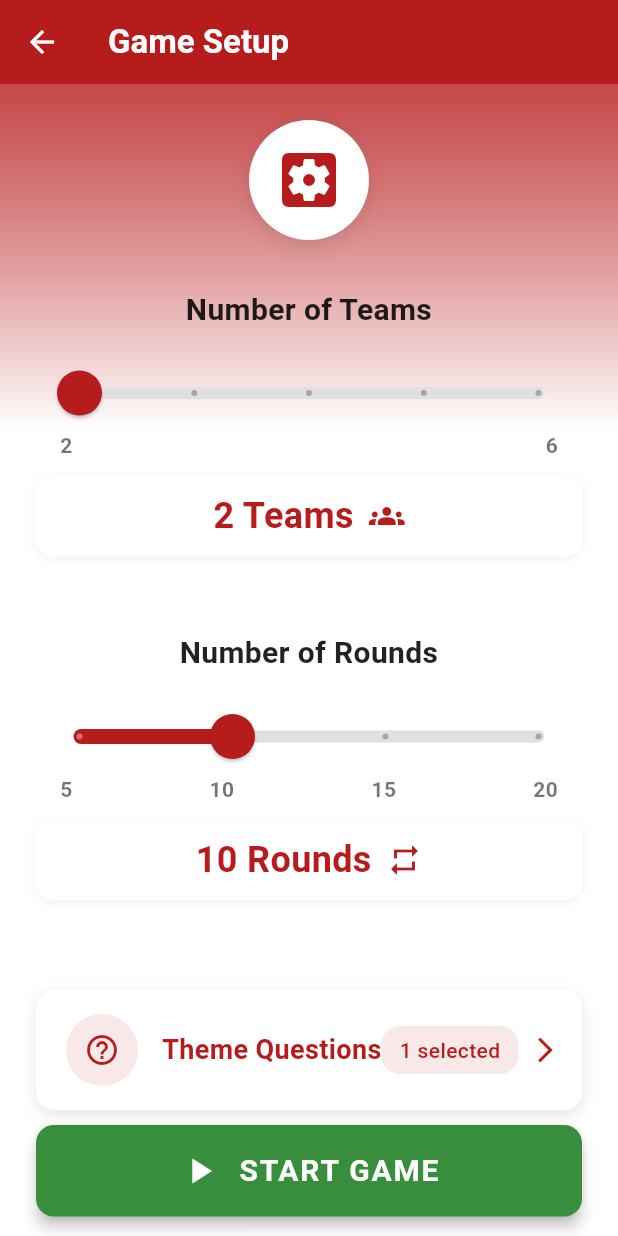
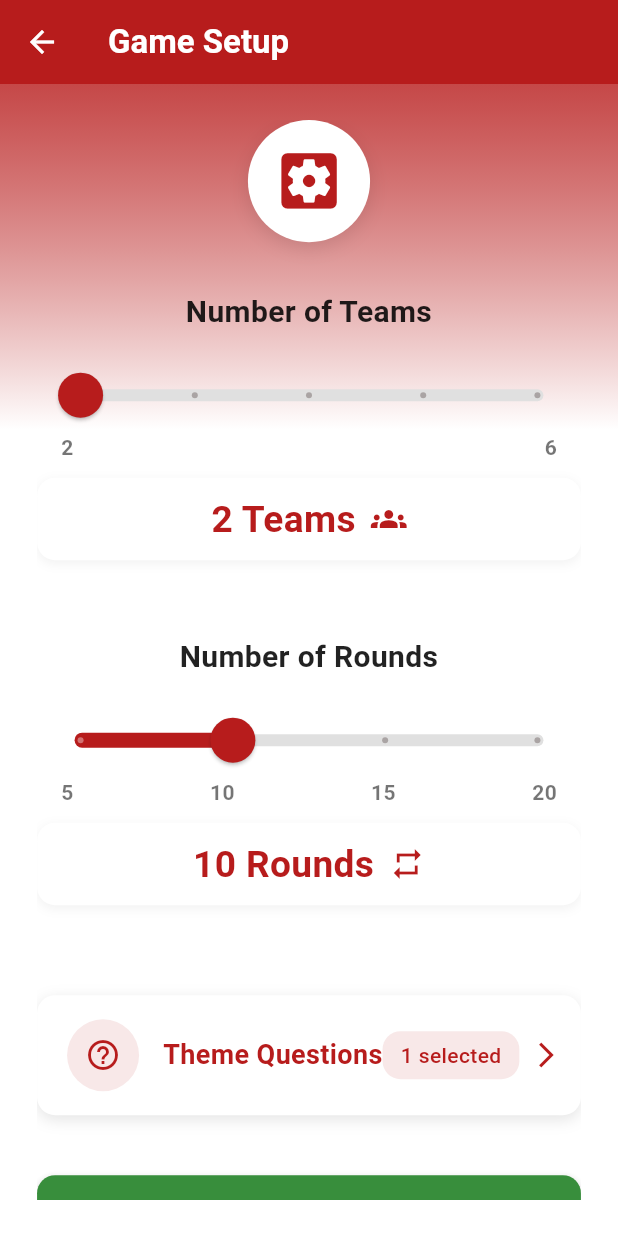
Before and after one commit to Ayoubzzz1/tunifithQuizGame, a Flutter app: the GameSetupScreen screen opened by its route, on a phone screen of 412 x 824 dp. Run offline on Flutter 3.47's test engine with Material 3 defaults, Android fonts, the light colour scheme and no system bars; our stand-ins replace cloud_firestore, firebase_core; accounts and stored records are empty; Roboto replaces fonts that are missing (Poppins).

Commit message:
responsive

```diff
--- a/lib/presentation/screens/Play/game_setup.dart
+++ b/lib/presentation/screens/Play/game_setup.dart
@@ -1,4 +1,3 @@
-// In game_setup.dart
 import 'package:flutter/material.dart';
 import 'slider.dart';
 import 'theme_questions_screen.dart';
@@ -23,6 +22,8 @@ class _GameSetupScreenState extends State<GameSetupScreen> {
 
   @override
   Widget build(BuildContext context) {
+    final screenWidth = MediaQuery.of(context).size.width;
+
     return Scaffold(
       appBar: AppBar(
         backgroundColor: Theme.of(context).primaryColor,
@@ -50,7 +51,11 @@ class _GameSetupScreenState extends State<GameSetupScreen> {
         ),
         child: SafeArea(
           child: Padding(
-            padding: const EdgeInsets.all(24.0),
+            padding: EdgeInsets.symmetric(
+              horizontal: screenWidth * 0.06,
+              vertical: 24,
+            ),
+            child: SingleChildScrollView(
               child: Column(
                 crossAxisAlignment: CrossAxisAlignment.stretch,
                 children: [
@@ -73,7 +78,7 @@ class _GameSetupScreenState extends State<GameSetupScreen> {
                         ),
                         child: Icon(
                           Icons.settings_applications,
-                        size: 48,
+                          size: screenWidth * 0.12,
                           color: Theme.of(context).primaryColor,
                         ),
                       ),
@@ -127,7 +132,7 @@ class _GameSetupScreenState extends State<GameSetupScreen> {
                         Text(
                           '$_numTeams Teams',
                           style: TextStyle(
-                          fontSize: 24,
+                            fontSize: screenWidth * 0.06,
                             fontWeight: FontWeight.bold,
                             color: Theme.of(context).primaryColor,
                           ),
@@ -155,14 +160,13 @@ class _GameSetupScreenState extends State<GameSetupScreen> {
                   ),
                   const SizedBox(height: 16),
 
-                // Rounds slider - updated to step by 5
+                  // Rounds slider
                   SliderWithLabels(
                     value: _numRounds.toDouble(),
                     min: 5,
                     max: 20,
-                  divisions: 3, // Only 4 positions: 5, 10, 15, 20
+                    divisions: 3,
                     onChanged: (value) {
-                    // Round to the nearest 5
                       int roundedValue = (value / 5).round() * 5;
                       setState(() {
                         _numRounds = roundedValue;
@@ -193,7 +197,7 @@ class _GameSetupScreenState extends State<GameSetupScreen> {
                         Text(
                           '$_numRounds Rounds',
                           style: TextStyle(
-                          fontSize: 24,
+                            fontSize: screenWidth * 0.06,
                             fontWeight: FontWeight.bold,
                             color: Theme.of(context).primaryColor,
                           ),
@@ -209,16 +213,14 @@ class _GameSetupScreenState extends State<GameSetupScreen> {
 
                   const SizedBox(height: 40),
 
-                // Theme Questions button with parameter icon
+                  // Theme Questions button
                   InkWell(
                     onTap: () {
-                    // Navigate to Theme Questions page
                       Navigator.of(context).push(
                         MaterialPageRoute(
                           builder: (context) => const ThemeQuestionsScreen(),
                         ),
                       ).then((_) {
-                      // Refresh state when returning from the ThemeQuestionsScreen
                         setState(() {});
                       });
                     },
@@ -285,7 +287,7 @@ class _GameSetupScreenState extends State<GameSetupScreen> {
                     ),
                   ),
 
-                const Spacer(),
+                  const SizedBox(height: 30),
 
                   // Start game button
                   ElevatedButton(
@@ -330,6 +332,7 @@ class _GameSetupScreenState extends State<GameSetupScreen> {
             ),
           ),
         ),
+      ),
     );
   }
 }
```
Lines whose indentation alone changed are shown as unchanged.
